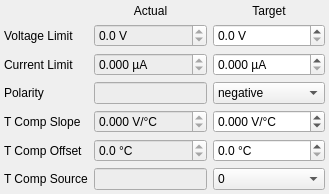
The window that src/client/mesycontrol/ui/mhv4_channel_settings.ui (flueke/mesycontrol) describes before a commit, drawn with Qt 5.
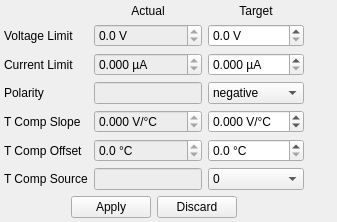
The same window after the commit.

Commit message: mhv4: tabbed settings

```diff
--- a/src/client/mesycontrol/ui/mhv4_channel_settings.ui
+++ b/src/client/mesycontrol/ui/mhv4_channel_settings.ui
@@ -6,14 +6,14 @@
    <rect>
     <x>0</x>
     <y>0</y>
-    <width>329</width>
-    <height>178</height>
+    <width>337</width>
+    <height>218</height>
    </rect>
   </property>
   <property name="windowTitle">
    <string>Form</string>
   </property>
-  <layout class="QGridLayout" name="gridLayout">
+  <layout class="QGridLayout" name="gridLayout" rowstretch="0,0,0,0,0,0,0,0,1" columnstretch="0,0,0,1">
    <property name="margin">
     <number>4</number>
    </property>
@@ -567,6 +567,76 @@
      </item>
     </widget>
    </item>
+   <item row="8" column="0" colspan="3">
+    <spacer name="verticalSpacer">
+     <property name="orientation">
+      <enum>Qt::Vertical</enum>
+     </property>
+     <property name="sizeHint" stdset="0">
+      <size>
+       <width>1</width>
+       <height>1</height>
+      </size>
+     </property>
+    </spacer>
+   </item>
+   <item row="7" column="0" colspan="3">
+    <layout class="QHBoxLayout" name="horizontalLayout">
+     <item>
+      <spacer name="horizontalSpacer">
+       <property name="orientation">
+        <enum>Qt::Horizontal</enum>
+       </property>
+       <property name="sizeHint" stdset="0">
+        <size>
+         <width>40</width>
+         <height>20</height>
+        </size>
+       </property>
+      </spacer>
+     </item>
+     <item>
+      <widget class="QPushButton" name="pb_apply">
+       <property name="text">
+        <string>Apply</string>
+       </property>
+      </widget>
+     </item>
+     <item>
+      <widget class="QPushButton" name="pb_discard">
+       <property name="text">
+        <string>Discard</string>
+       </property>
+      </widget>
+     </item>
+     <item>
+      <spacer name="horizontalSpacer_2">
+       <property name="orientation">
+        <enum>Qt::Horizontal</enum>
+       </property>
+       <property name="sizeHint" stdset="0">
+        <size>
+         <width>40</width>
+         <height>20</height>
+        </size>
+       </property>
+      </spacer>
+     </item>
+    </layout>
+   </item>
+   <item row="0" column="3" rowspan="9">
+    <spacer name="horizontalSpacer_3">
+     <property name="orientation">
+      <enum>Qt::Horizontal</enum>
+     </property>
+     <property name="sizeHint" stdset="0">
+      <size>
+       <width>1</width>
+       <height>1</height>
+      </size>
+     </property>
+    </spacer>
+   </item>
   </layout>
  </widget>
  <resources/>
```
The commit also changes 2 other files.
